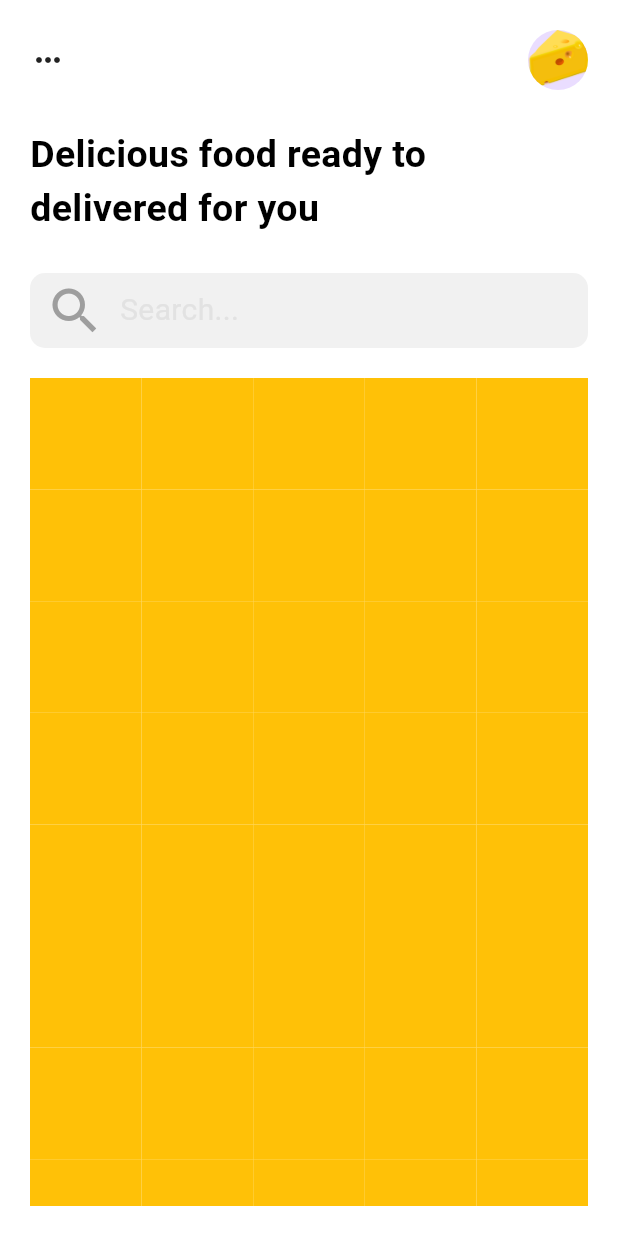
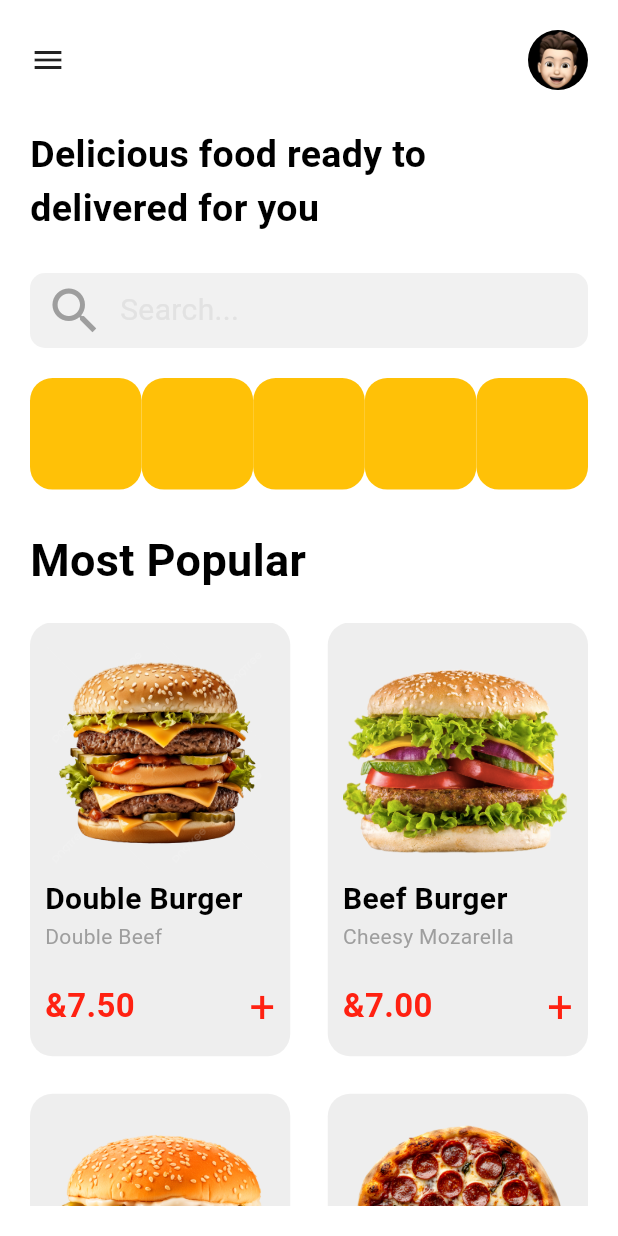
Before and after one commit to Darwynkjoy/burger_design, a Flutter app: the screen it shows after launch, on a phone screen of 412 x 824 dp. Run offline on Flutter 3.47's test engine with Material 3 defaults, Android fonts, the phone set to English and light mode, and no system bars.

Commit message:
daily push

```diff
--- a/lib/homepage.dart
+++ b/lib/homepage.dart
@@ -5,6 +5,32 @@ class Homepage extends StatelessWidget{
   @override
 
   Widget build(BuildContext context){
+    List <Map> imageList=[
+      {
+        "image":"assets/images/double burger1.png",
+        "name":"Double Burger",
+        "ingredients":"Double Beef",
+        "price":"&7.50"
+      },
+      {
+        "image":"assets/images/burger.png",
+        "name":"Beef Burger",
+        "ingredients":"Cheesy Mozarella",
+        "price":"&7.00"
+      },
+      {
+        "image":"assets/images/chicken burger.png",
+        "name":"Chicken Burger",
+        "ingredients":"American Cheese",
+        "price":"&6.50"
+      },
+      {
+        "image":"assets/images/pepperoni pizza.png",
+        "name":"Margarita Pizza",
+        "ingredients":"Mozarella Chesse",
+        "price":"&8.20"
+      },
+    ];
     return Scaffold(
       backgroundColor: Colors.white,
 
@@ -16,11 +42,12 @@ class Homepage extends StatelessWidget{
             Row(
               mainAxisAlignment: MainAxisAlignment.spaceBetween,
               children: [
-                Icon(Icons.more_horiz),
-                SizedBox(
+                Icon(Icons.menu),
+                Container(
                   height: 40,
                   width: 40,
-                  child: CircleAvatar(backgroundImage: AssetImage("assets/images/cheese-48401.png"),))
+                  decoration: BoxDecoration(shape: BoxShape.circle,image: DecorationImage(image: AssetImage("assets/images/face1.jpg"),fit: BoxFit.cover)),
+                ),
               ],
             ),
 
@@ -50,16 +77,61 @@ class Homepage extends StatelessWidget{
 
             SizedBox(height: 20,),
 
-            Expanded(
+            Container(
+              height: 100,
+              width: 400,
               child: GridView.builder(gridDelegate: SliverGridDelegateWithFixedCrossAxisCount(crossAxisCount: 5),
+              itemCount: 5,
               itemBuilder: (context,index){
                 return Container(
                   height: 20,
-                  width: 20,
-                  color: Colors.amber,
+                  width: 100,
+                  decoration: BoxDecoration(borderRadius: BorderRadius.circular(15),color: Colors.amber),
                 );
               }),
-            )
+            ),
+
+            Text("Most Popular",style: TextStyle(fontSize: 30,color: Colors.black,fontWeight: FontWeight.bold),),
+
+            SizedBox(height: 20,),
+
+            Expanded(child: GridView.builder(gridDelegate: SliverGridDelegateWithFixedCrossAxisCount(
+              crossAxisCount: 2,
+              crossAxisSpacing: 25,
+              mainAxisSpacing: 25,
+              childAspectRatio: 0.6
+              ),
+              itemCount: 4,
+              itemBuilder: (context,index){
+                return Container(
+                  decoration: BoxDecoration(borderRadius: BorderRadius.circular(15),color: const Color.fromARGB(255, 238, 238, 238)),
+                  child: Padding(
+                    padding: const EdgeInsets.all(10.0),
+                    child: Column(
+                      crossAxisAlignment: CrossAxisAlignment.start,
+                      children: [
+                        Container(
+                          height: 160,
+                          width: 150,
+                          decoration: BoxDecoration(borderRadius: BorderRadius.circular(10),image: DecorationImage(image: AssetImage(imageList[index]["image"]),fit: BoxFit.cover)),
+                        ),
+                        Text(imageList[index]["name"],style: TextStyle(fontSize: 20,fontWeight: FontWeight.bold,color: Colors.black),),
+                        Text(imageList[index]["ingredients"],style: TextStyle(fontSize: 14,color: Colors.grey),),
+
+                        SizedBox(height: 15,),
+
+                        Row(
+                          mainAxisAlignment: MainAxisAlignment.spaceBetween,
+                          children: [
+                            Text(imageList[index]["price"],style: TextStyle(fontSize: 22,fontWeight: FontWeight.bold,color: Color.fromARGB(255, 255, 33, 17),),),
+                            Text("+",style: TextStyle(fontSize: 30,color: Color.fromARGB(255, 255, 33, 17),),),
+                          ],
+                        ),
+                      ],
+                    ),
+                  ),
+                );
+              }))
           ],
         ),
       ),
```
Also changed, not shown: assets/images/chicken burger.png (added), assets/images/double burger1.png (added), assets/images/face1.jpg (added), assets/images/pepperoni pizza.png (added).
